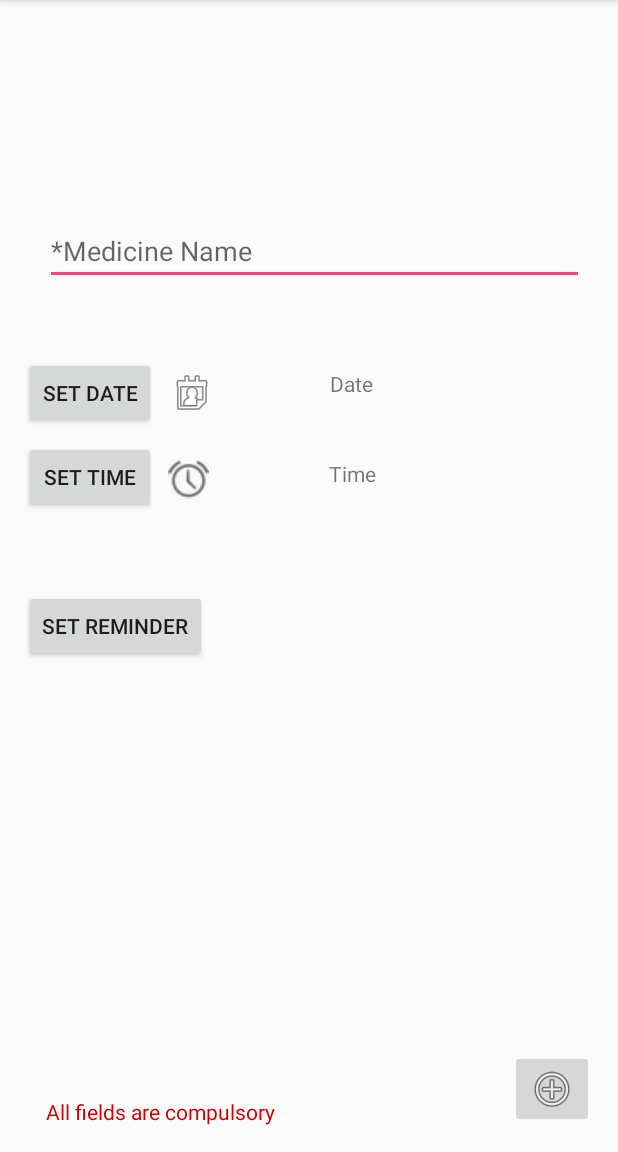
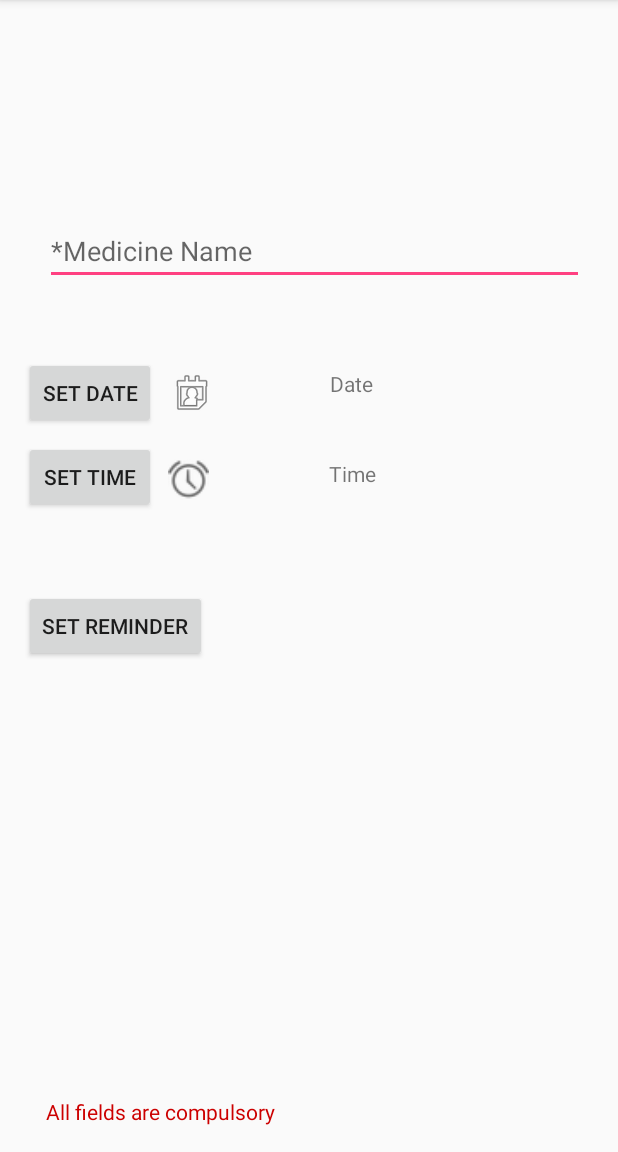
Before and after one commit to harshitverma20/Android, an Android app: the Change screen opened directly, with no data from a screen before it, on a phone screen of 412 x 824 dp, the part 84-1236 px from its top. Run offline under Robolectric (Android 15) with nearby library versions, the phone set to English and light mode, and no system bars.

Commit message:
Medicine-Reminder-app

```diff
--- a/MedicineTime/app/src/main/res/layout/activity_change.xml
+++ b/MedicineTime/app/src/main/res/layout/activity_change.xml
@@ -129,15 +129,4 @@
         app:layout_constraintEnd_toEndOf="parent"
         app:layout_constraintStart_toStartOf="parent" />
 
-    <ImageButton
-        android:id="@+id/imageButton"
-        android:layout_width="wrap_content"
-        android:layout_height="wrap_content"
-        android:layout_marginBottom="16dp"
-        android:layout_marginEnd="16dp"
-        android:layout_marginRight="16dp"
-        app:layout_constraintBottom_toBottomOf="parent"
-        app:layout_constraintEnd_toEndOf="parent"
-        app:srcCompat="@android:drawable/ic_menu_add" />
-
 </android.support.constraint.ConstraintLayout>
```
